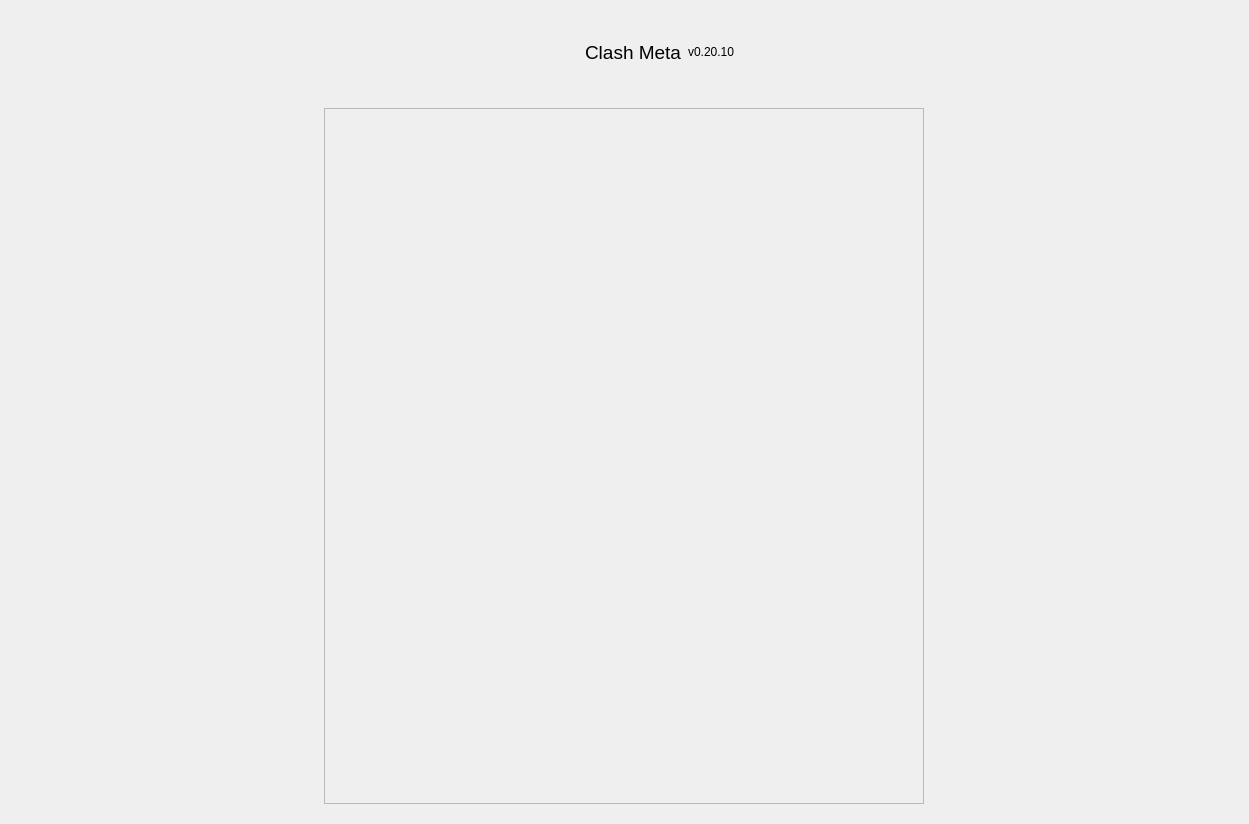
Qt form src/GUI/General/GeneralWidget.ui (yansong1221/Mihomo) before a commit.
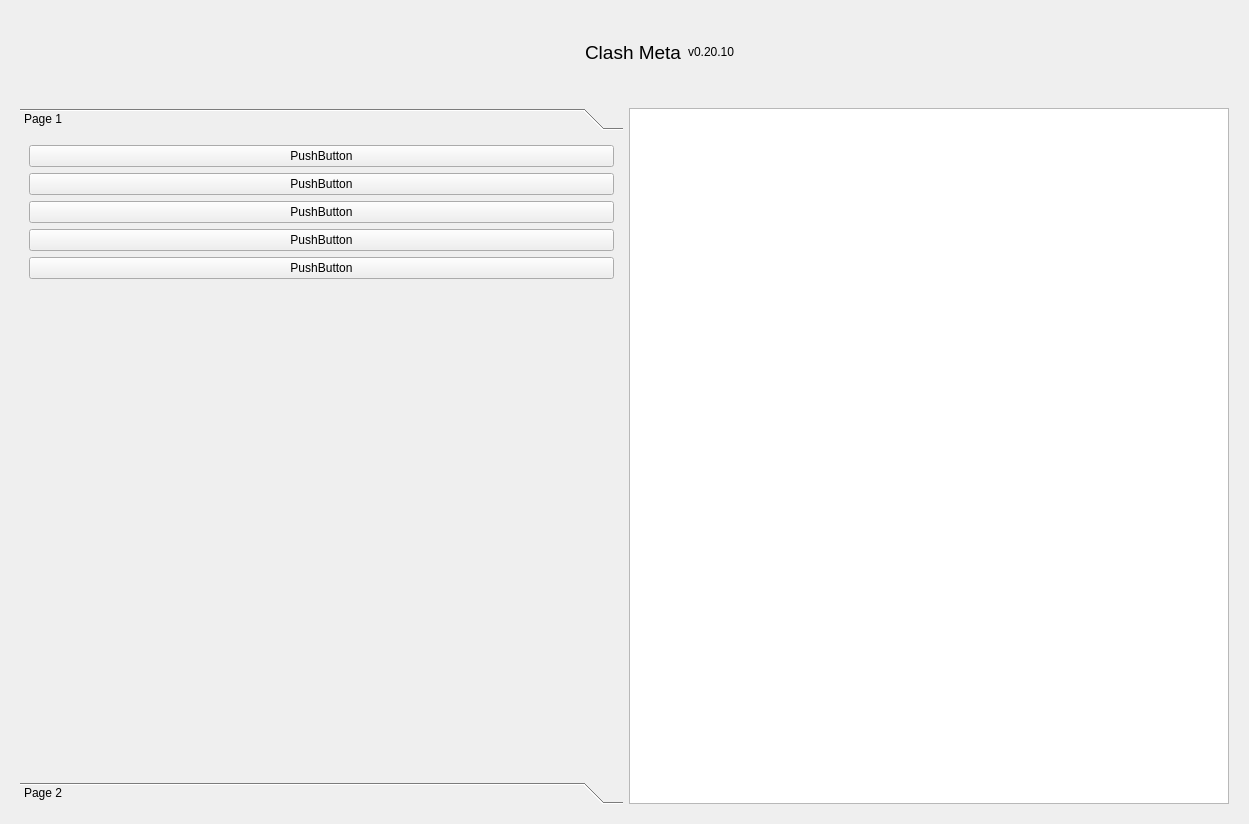
The same form after that commit. Icons and pictures are not drawn. Custom widgets are drawn as their Qt base class.

What changed in the file:
```diff
--- a/src/GUI/General/GeneralWidget.ui
+++ b/src/GUI/General/GeneralWidget.ui
@@ -97,21 +97,100 @@
     <widget class="QWidget" name="widget_2" native="true">
      <layout class="QHBoxLayout" name="horizontalLayout_2">
       <item>
-       <widget class="QtMWidgets::TableView" name="view">
+       <widget class="QToolBox" name="toolBox">
+        <property name="currentIndex">
+         <number>0</number>
+        </property>
+        <widget class="QWidget" name="page">
+         <property name="geometry">
+          <rect>
+           <x>0</x>
+           <y>0</y>
+           <width>607</width>
+           <height>157</height>
+          </rect>
+         </property>
+         <property name="sizePolicy">
+          <sizepolicy hsizetype="Preferred" vsizetype="Fixed">
+           <horstretch>0</horstretch>
+           <verstretch>0</verstretch>
+          </sizepolicy>
+         </property>
+         <attribute name="label">
+          <string>Page 1</string>
+         </attribute>
+         <layout class="QVBoxLayout" name="verticalLayout_2">
+          <item>
+           <widget class="QPushButton" name="pushButton">
+            <property name="text">
+             <string>PushButton</string>
+            </property>
+           </widget>
+          </item>
+          <item>
+           <widget class="QPushButton" name="pushButton_3">
+            <property name="text">
+             <string>PushButton</string>
+            </property>
+           </widget>
+          </item>
+          <item>
+           <widget class="QPushButton" name="pushButton_5">
+            <property name="text">
+             <string>PushButton</string>
+            </property>
+           </widget>
+          </item>
+          <item>
+           <widget class="QPushButton" name="pushButton_4">
+            <property name="text">
+             <string>PushButton</string>
+            </property>
+           </widget>
+          </item>
+          <item>
+           <widget class="QPushButton" name="pushButton_2">
+            <property name="text">
+             <string>PushButton</string>
+            </property>
+           </widget>
+          </item>
+         </layout>
+        </widget>
+        <widget class="QWidget" name="page_2">
+         <property name="geometry">
+          <rect>
+           <x>0</x>
+           <y>0</y>
+           <width>607</width>
+           <height>16</height>
+          </rect>
+         </property>
+         <property name="sizePolicy">
+          <sizepolicy hsizetype="Preferred" vsizetype="Fixed">
+           <horstretch>0</horstretch>
+           <verstretch>0</verstretch>
+          </sizepolicy>
+         </property>
+         <attribute name="label">
+          <string>Page 2</string>
+         </attribute>
+        </widget>
+       </widget>
+      </item>
+      <item>
+       <widget class="QListWidget" name="listWidget">
         <property name="maximumSize">
          <size>
           <width>600</width>
           <height>16777215</height>
          </size>
         </property>
-        <property name="autoFillBackground">
-         <bool>false</bool>
+        <property name="selectionMode">
+         <enum>QAbstractItemView::NoSelection</enum>
         </property>
-        <property name="frameShape">
-         <enum>QFrame::StyledPanel</enum>
-        </property>
-        <property name="frameShadow">
-         <enum>QFrame::Raised</enum>
+        <property name="verticalScrollMode">
+         <enum>QAbstractItemView::ScrollPerPixel</enum>
         </property>
        </widget>
       </item>
@@ -120,14 +199,6 @@
    </item>
   </layout>
  </widget>
- <customwidgets>
-  <customwidget>
-   <class>QtMWidgets::TableView</class>
-   <extends>QFrame</extends>
-   <header location="global">QtMWidgets/TableView</header>
-   <container>1</container>
-  </customwidget>
- </customwidgets>
  <resources>
   <include location="../../../assets/app.qrc"/>
  </resources>
```
